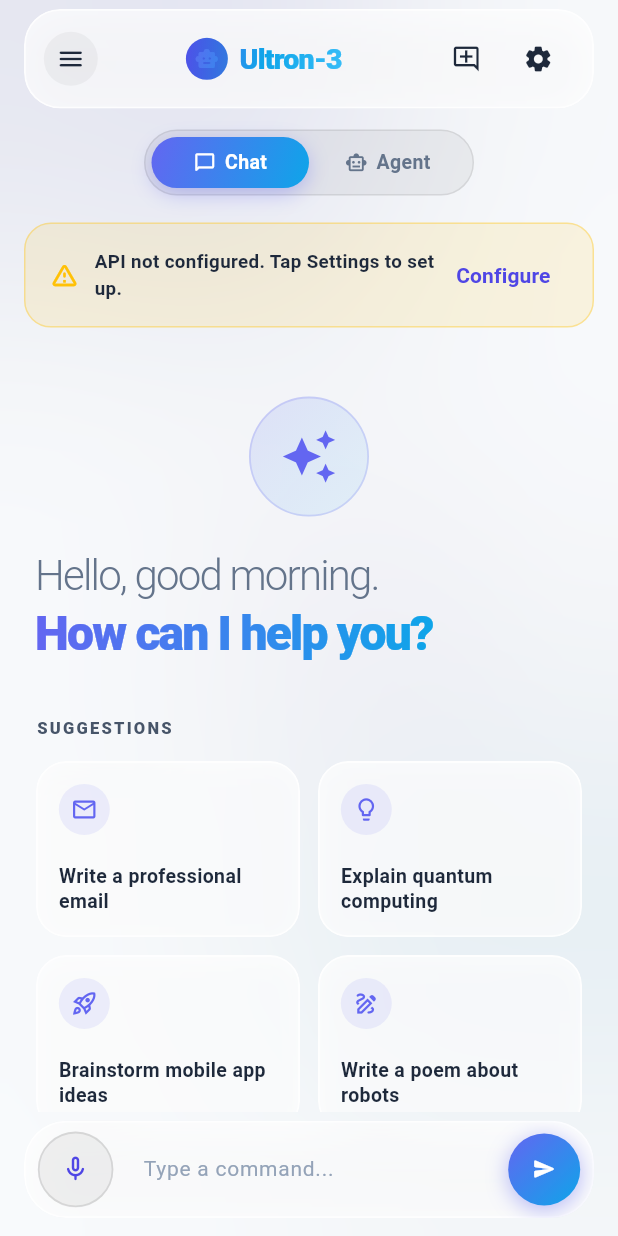
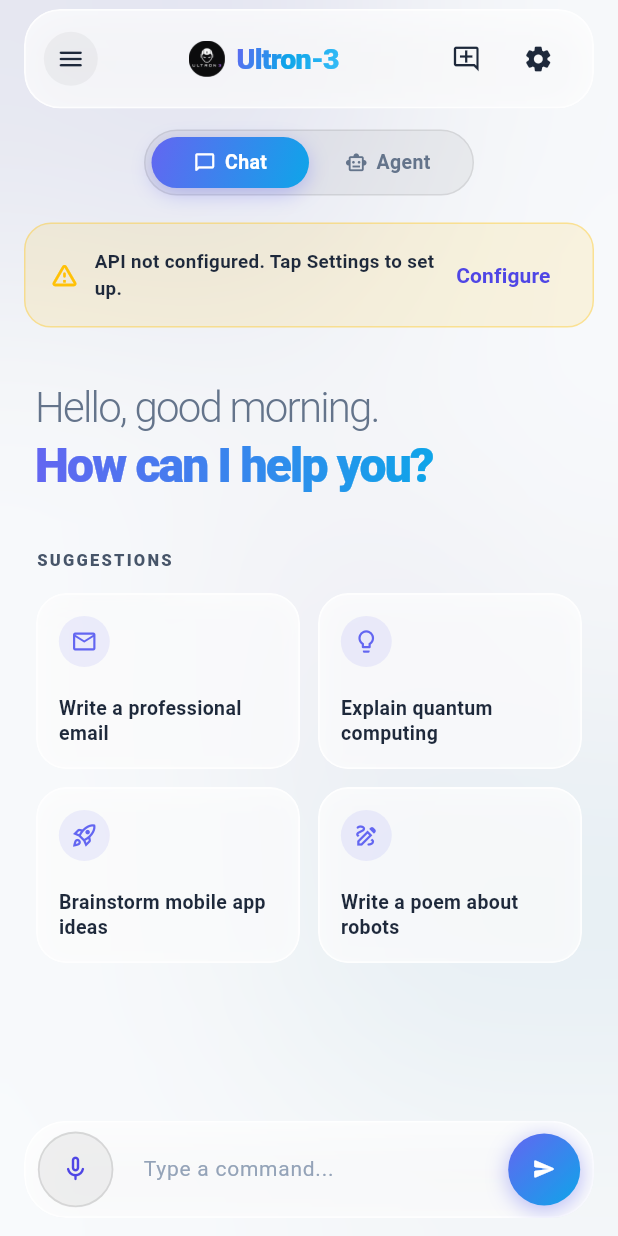
Before and after one commit to GOHANX1234/ultron, a Flutter app: the HomeScreen screen opened directly, on a phone screen of 412 x 824 dp. Run offline on Flutter 3.47's test engine with Material 3 defaults, Android fonts, the phone set to English and light mode, and no system bars; our stand-ins replace flutter_contacts, flutter_local_notifications, flutter_markdown, flutter_tts, permission_handler, shared_preferences and 1 more; missing offline and left inert: android_intent_plus, installed_apps, screen_brightness, shizuku_api, volume_controller; accounts and stored records are empty.

Commit message:
refactor(ui): remove hero star logo and update top bar and drawer icons to use app logo

```diff
--- a/lib/screens/home_screen.dart
+++ b/lib/screens/home_screen.dart
@@ -595,35 +595,27 @@ class _HomeScreenState extends State<HomeScreen> with WidgetsBindingObserver {
                     ),
                   ),
                   const Spacer(),
-                  // Brand Title with Gradient
-                  ShaderMask(
-                    shaderCallback: (bounds) => const LinearGradient(
-                      colors: [Color(0xFF6366F1), Color(0xFF0EA5E9), Color(0xFF38BDF8)],
-                      begin: Alignment.topLeft,
-                      end: Alignment.bottomRight,
-                    ).createShader(bounds),
-                    child: Row(
-                      mainAxisSize: MainAxisSize.min,
-                      children: [
-                        Container(
-                          padding: const EdgeInsets.all(6),
-                          decoration: BoxDecoration(
-                            shape: BoxShape.circle,
-                            gradient: LinearGradient(
-                              colors: [
-                                const Color(0xFF6366F1).withValues(alpha: 0.8),
-                                const Color(0xFF0EA5E9).withValues(alpha: 0.8),
-                              ],
-                            ),
-                          ),
-                          child: const Icon(
-                            Icons.smart_toy_rounded,
-                            size: 16,
-                            color: Colors.white,
-                          ),
+                  // Brand Title with Gradient & App Logo
+                  Row(
+                    mainAxisSize: MainAxisSize.min,
+                    children: [
+                      ClipRRect(
+                        borderRadius: BorderRadius.circular(7),
+                        child: Image.asset(
+                          'assets/app-logo.png',
+                          width: 24,
+                          height: 24,
+                          fit: BoxFit.cover,
                         ),
-                        const SizedBox(width: 8),
-                        const Text(
+                      ),
+                      const SizedBox(width: 8),
+                      ShaderMask(
+                        shaderCallback: (bounds) => const LinearGradient(
+                          colors: [Color(0xFF6366F1), Color(0xFF0EA5E9), Color(0xFF38BDF8)],
+                          begin: Alignment.topLeft,
+                          end: Alignment.bottomRight,
+                        ).createShader(bounds),
+                        child: const Text(
                           'Ultron-3',
                           style: TextStyle(
                             fontSize: 19,
@@ -632,8 +624,8 @@ class _HomeScreenState extends State<HomeScreen> with WidgetsBindingObserver {
                             color: Colors.white,
                           ),
                         ),
-                      ],
-                    ),
+                      ),
+                    ],
                   ),
                   const Spacer(),
                   // New Chat Action
@@ -950,35 +942,7 @@ class _HomeScreenState extends State<HomeScreen> with WidgetsBindingObserver {
       child: Column(
         crossAxisAlignment: CrossAxisAlignment.start,
         children: [
-          const SizedBox(height: 16),
-          // Gemini/Ultron Sparkle Hero Icon
-          Center(
-            child: Container(
-              width: 80,
-              height: 80,
-              decoration: BoxDecoration(
-                shape: BoxShape.circle,
-                gradient: LinearGradient(
-                  colors: [
-                    const Color(0xFF6366F1).withValues(alpha: isDark ? 0.25 : 0.15),
-                    const Color(0xFF0EA5E9).withValues(alpha: isDark ? 0.15 : 0.08),
-                  ],
-                  begin: Alignment.topLeft,
-                  end: Alignment.bottomRight,
-                ),
-                border: Border.all(
-                  color: const Color(0xFF6366F1).withValues(alpha: isDark ? 0.35 : 0.2),
-                  width: 1.2,
-                ),
-              ),
-              child: const Icon(
-                Icons.auto_awesome,
-                size: 38,
-                color: Color(0xFF6366F1),
-              ),
-            ),
-          ),
-          const SizedBox(height: 24),
+          const SizedBox(height: 8),
 
           // Greeting text
           Text(
@@ -1331,18 +1295,13 @@ class _HomeScreenState extends State<HomeScreen> with WidgetsBindingObserver {
               padding: const EdgeInsets.fromLTRB(20, 16, 12, 16),
               child: Row(
                 children: [
-                  Container(
-                    padding: const EdgeInsets.all(8),
-                    decoration: BoxDecoration(
-                      shape: BoxShape.circle,
-                      gradient: const LinearGradient(
-                        colors: [Color(0xFF6366F1), Color(0xFF0EA5E9)],
-                      ),
-                    ),
-                    child: const Icon(
-                      Icons.smart_toy_rounded,
-                      color: Colors.white,
-                      size: 20,
+                  ClipRRect(
+                    borderRadius: BorderRadius.circular(8),
+                    child: Image.asset(
+                      'assets/app-logo.png',
+                      width: 28,
+                      height: 28,
+                      fit: BoxFit.cover,
                     ),
                   ),
                   const SizedBox(width: 12),
```
